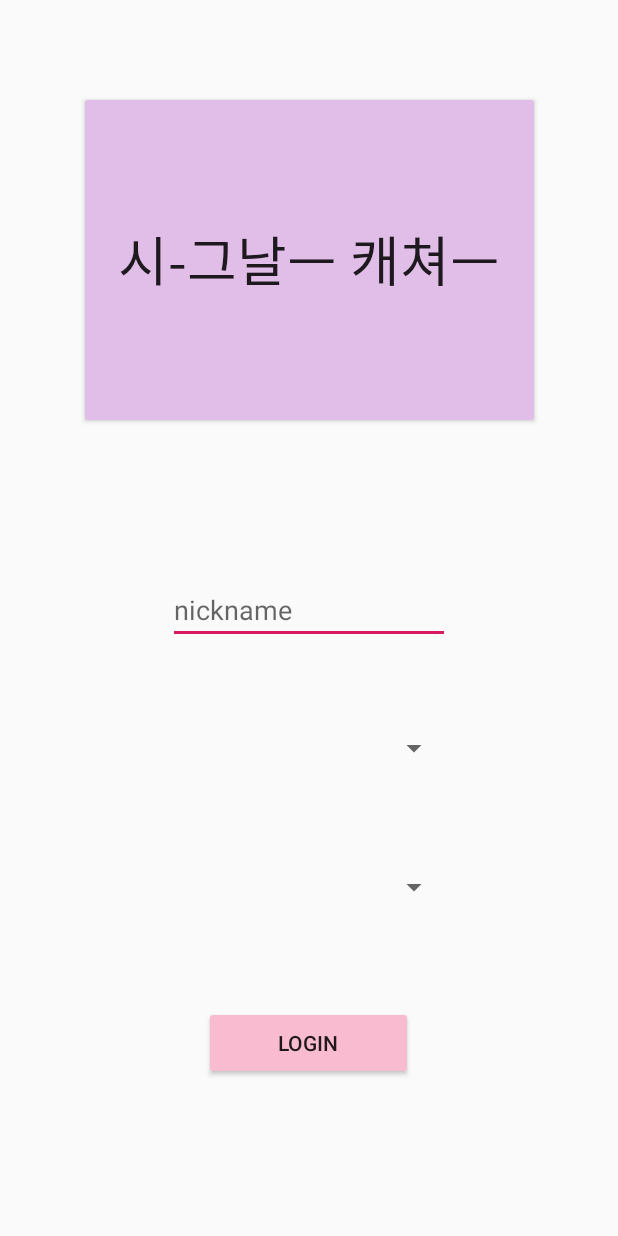
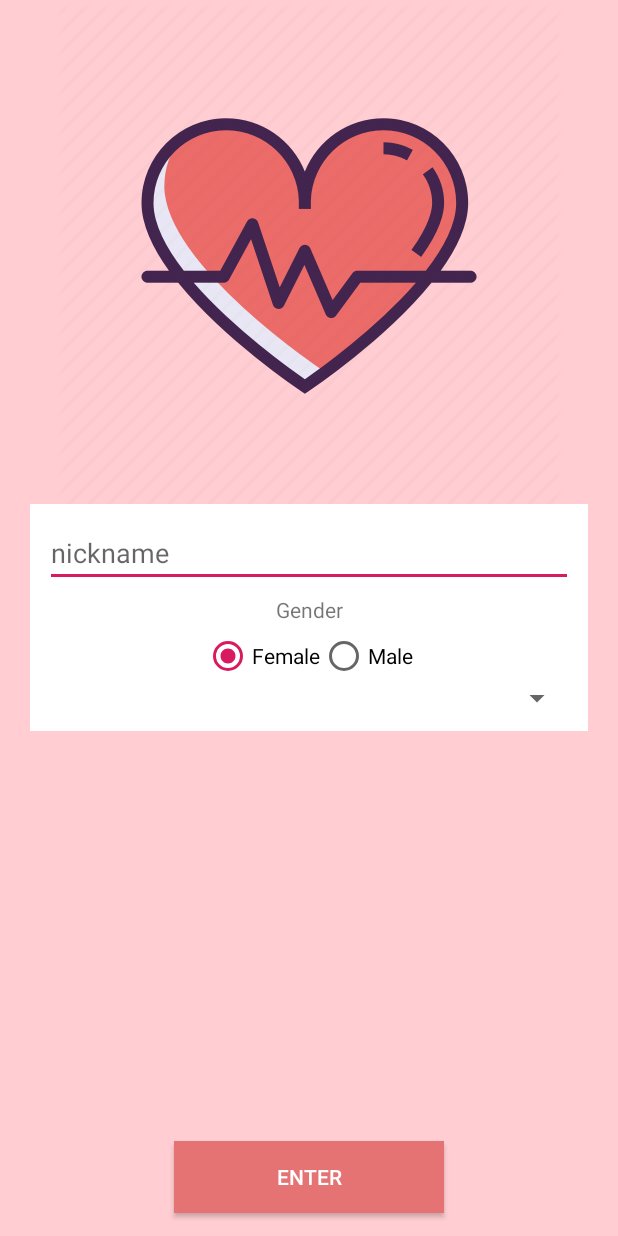
Before and after one commit to pyeongho/SignalCatcher-Android, an Android app: the screen it shows after launch (MainActivity before the commit, UserInfoActivity after it), on a phone screen of 412 x 824 dp. Run offline under Robolectric (Android 15) with nearby library versions, the phone set to English and light mode, and no system bars.

Commit message:
Changed the overall app. -The UserInfo page is the first page -If you click on Enter, you can go to the main page

```diff
--- a/app/src/main/AndroidManifest.xml
+++ b/app/src/main/AndroidManifest.xml
@@ -9,7 +9,8 @@
         android:roundIcon="@mipmap/ic_launcher_round"
         android:supportsRtl="true"
         android:theme="@style/AppTheme">
-        <activity android:name=".MainActivity">
+        <activity android:name=".MainActivity" />
+        <activity android:name=".UserInfoActivity">
             <intent-filter>
                 <action android:name="android.intent.action.MAIN" />
 
--- a/app/src/main/java/com/example/signalcatcher/MainActivity.kt
+++ b/app/src/main/java/com/example/signalcatcher/MainActivity.kt
@@ -2,7 +2,6 @@ package com.example.signalcatcher
 
 import androidx.appcompat.app.AppCompatActivity
 import android.os.Bundle
-
 
 class MainActivity : AppCompatActivity() {
 
--- /dev/null
+++ b/app/src/main/java/com/example/signalcatcher/UserInfoActivity.kt
@@ -0,0 +1,43 @@
+package com.example.signalcatcher
+
+import android.content.Intent
+import androidx.appcompat.app.AppCompatActivity
+import android.os.Bundle
+import android.view.View
+import android.widget.Button
+import android.widget.RadioButton
+import android.widget.RadioGroup
+import android.widget.Toast
+
+class UserInfoActivity : AppCompatActivity(), View.OnClickListener {
+
+    lateinit var radioGroup: RadioGroup
+    lateinit var buttonEnter: Button
+
+    override fun onCreate(savedInstanceState: Bundle?) {
+        super.onCreate(savedInstanceState)
+        setContentView(R.layout.activity_user_info)
+
+        radioGroup = findViewById(R.id.radioGender)
+        buttonEnter = findViewById(R.id.buttonEnter)
+
+        findViewById<Button>(R.id.buttonEnter).setOnClickListener {
+            val id= radioGroup.checkedRadioButtonId
+
+            val radioButton = findViewById<RadioButton>(id)
+
+            Toast.makeText(this@UserInfoActivity, "You selected "
+                    +radioButton.text, Toast.LENGTH_LONG).show()
+
+
+        }
+        buttonEnter.setOnClickListener(this)
+    }
+
+    override fun onClick(view: View?) {
+        intent = Intent(this, MainActivity::class.java)
+        // start your next activity
+        startActivity(intent)
+
+    }
+}
--- a/app/src/main/res/layout-v26/activity_main.xml
+++ /dev/null
@@ -1,98 +0,0 @@
-<?xml version="1.0" encoding="utf-8"?>
-<androidx.constraintlayout.widget.ConstraintLayout xmlns:android="http://schemas.android.com/apk/res/android"
-    xmlns:app="http://schemas.android.com/apk/res-auto"
-    xmlns:tools="http://schemas.android.com/tools"
-    android:layout_width="match_parent"
-    android:layout_height="match_parent"
-    tools:context=".MainActivity">
-
-
-    <Button
-        android:id="@+id/button"
-        android:layout_width="139dp"
-        android:layout_height="49dp"
-        android:layout_marginStart="136dp"
-        android:layout_marginEnd="136dp"
-        android:layout_marginBottom="104dp"
-        android:backgroundTint="#F8BBD0"
-        android:text="Login"
-        android:visibility="visible"
-        app:layout_constraintBottom_toBottomOf="parent"
-        app:layout_constraintEnd_toEndOf="parent"
-        app:layout_constraintHorizontal_bias="0.0"
-        app:layout_constraintStart_toStartOf="parent"
-        tools:visibility="visible" />
-
-    <Spinner
-        android:id="@+id/spinner"
-        android:layout_width="0dp"
-        android:layout_height="43dp"
-        android:layout_marginTop="24dp"
-        android:layout_marginBottom="25dp"
-        android:maxWidth="188dp"
-        android:minWidth="188dp"
-        app:layout_constrainedWidth="true"
-        app:layout_constraintBottom_toTopOf="@+id/spinner4"
-        app:layout_constraintEnd_toEndOf="@+id/editText5"
-        app:layout_constraintHorizontal_bias="0.0"
-        app:layout_constraintStart_toStartOf="@+id/editText5"
-        app:layout_constraintTop_toBottomOf="@+id/editText5"
-        app:layout_constraintWidth_default="wrap" />
-
-    <Spinner
-        android:id="@+id/spinner4"
-        android:layout_width="188dp"
-        android:layout_height="43dp"
-        android:layout_marginTop="24dp"
-        android:layout_marginBottom="58dp"
-        android:maxWidth="188dp"
-        android:minWidth="188dp"
-        app:layout_constrainedWidth="true"
-        app:layout_constraintBottom_toTopOf="@+id/button"
-        app:layout_constraintEnd_toEndOf="@+id/spinner"
-        app:layout_constraintHorizontal_bias="0.0"
-        app:layout_constraintStart_toStartOf="@+id/spinner"
-        app:layout_constraintTop_toBottomOf="@+id/spinner"
-        app:layout_constraintWidth_default="wrap" />
-
-    <EditText
-        android:id="@+id/editText5"
-        style="@android:style/Widget.EditText"
-        android:layout_width="188dp"
-        android:layout_height="43dp"
-        android:layout_marginStart="111dp"
-        android:layout_marginTop="56dp"
-        android:layout_marginEnd="112dp"
-        android:layout_marginBottom="24dp"
-        android:autofillHints=""
-        android:ems="10"
-        android:hint="nickname"
-        android:inputType="textPersonName"
-        android:selectAllOnFocus="false"
-        android:visibility="visible"
-        app:layout_constraintBottom_toTopOf="@+id/spinner"
-        app:layout_constraintEnd_toEndOf="parent"
-        app:layout_constraintStart_toStartOf="parent"
-        app:layout_constraintTop_toBottomOf="@+id/button2"
-        tools:visibility="visible" />
-
-    <Button
-        android:id="@+id/button2"
-        android:layout_width="307dp"
-        android:layout_height="225dp"
-        android:layout_marginStart="52dp"
-        android:layout_marginTop="61dp"
-        android:layout_marginEnd="52dp"
-        android:layout_marginBottom="44dp"
-        android:backgroundTint="#E1BEE7"
-        android:clickable="false"
-        android:focusable="true"
-        android:text="시-그날ㅡ 캐쳐ㅡ"
-        android:textSize="36sp"
-        app:layout_constraintBottom_toTopOf="@+id/editText5"
-        app:layout_constraintEnd_toEndOf="parent"
-        app:layout_constraintStart_toStartOf="parent"
-        app:layout_constraintTop_toTopOf="parent" />
-
-
-</androidx.constraintlayout.widget.ConstraintLayout>
--- a/app/src/main/res/layout/activity_main.xml
+++ b/app/src/main/res/layout/activity_main.xml
@@ -6,82 +6,13 @@
     android:layout_height="match_parent"
     tools:context=".MainActivity">
 
-
-    <Button
-        android:id="@+id/button"
-        android:layout_width="139dp"
-        android:layout_height="49dp"
-        android:layout_marginStart="136dp"
-        android:layout_marginEnd="136dp"
-        android:layout_marginBottom="136dp"
-        android:backgroundTint="#F8BBD0"
-        android:text="Login"
-        android:visibility="visible"
+    <TextView
+        android:layout_width="wrap_content"
+        android:layout_height="wrap_content"
+        android:text="Hello World!"
         app:layout_constraintBottom_toBottomOf="parent"
-        app:layout_constraintEnd_toEndOf="parent"
-        app:layout_constraintStart_toStartOf="parent"
-        tools:visibility="visible" />
-
-    <Spinner
-        android:id="@+id/spinner"
-        android:layout_width="0dp"
-        android:layout_height="43dp"
-        android:layout_marginTop="16dp"
-        android:maxWidth="188dp"
-        android:minWidth="188dp"
-        app:layout_constrainedWidth="true"
-        app:layout_constraintEnd_toEndOf="@+id/editText5"
-        app:layout_constraintStart_toStartOf="@+id/editText5"
-        app:layout_constraintTop_toBottomOf="@+id/editText5"
-        app:layout_constraintWidth_default="wrap" />
-
-    <Spinner
-        android:id="@+id/spinner4"
-        android:layout_width="188dp"
-        android:layout_height="43dp"
-        android:layout_marginTop="16dp"
-        android:layout_marginEnd="1dp"
-        android:maxWidth="188dp"
-        android:minWidth="188dp"
-        app:layout_constrainedWidth="true"
-        app:layout_constraintEnd_toEndOf="@+id/spinner"
-        app:layout_constraintTop_toBottomOf="@+id/spinner"
-        app:layout_constraintWidth_default="wrap" />
-
-    <EditText
-        android:id="@+id/editText5"
-        style="@android:style/Widget.EditText"
-        android:layout_width="188dp"
-        android:layout_height="43dp"
-        android:layout_marginStart="124dp"
-        android:layout_marginTop="43dp"
-        android:layout_marginEnd="99dp"
-        android:ems="10"
-        android:hint="nickname"
-        android:inputType="textPersonName"
-        android:selectAllOnFocus="false"
-        android:visibility="visible"
-        app:layout_constraintEnd_toEndOf="parent"
-        app:layout_constraintStart_toStartOf="parent"
-        app:layout_constraintTop_toBottomOf="@+id/button2"
-        tools:visibility="visible"
-        android:autofillHints="" />
-
-    <Button
-        android:id="@+id/button2"
-        android:layout_width="307dp"
-        android:layout_height="225dp"
-        android:layout_marginStart="52dp"
-        android:layout_marginTop="61dp"
-        android:layout_marginEnd="52dp"
-        android:backgroundTint="#E1BEE7"
-        android:clickable="true"
-        android:text="시-그날ㅡ 캐쳐ㅡ"
-        android:textSize="36sp"
-        app:layout_constraintEnd_toEndOf="parent"
-        app:layout_constraintStart_toStartOf="parent"
-        app:layout_constraintTop_toTopOf="parent"
-        android:focusable="true" />
-
+        app:layout_constraintLeft_toLeftOf="parent"
+        app:layout_constraintRight_toRightOf="parent"
+        app:layout_constraintTop_toTopOf="parent" />
 
 </androidx.constraintlayout.widget.ConstraintLayout>
--- /dev/null
+++ b/app/src/main/res/layout/activity_user_info.xml
@@ -0,0 +1,82 @@
+<?xml version="1.0" encoding="utf-8"?>
+<RelativeLayout xmlns:android="http://schemas.android.com/apk/res/android"
+    xmlns:app="http://schemas.android.com/apk/res-auto"
+    xmlns:tools="http://schemas.android.com/tools"
+    android:layout_width="match_parent"
+    android:layout_height="match_parent"
+    android:background="@color/colorPrimaryBackground"
+    tools:context=".UserInfoActivity">
+
+    <ImageView
+        android:layout_width="match_parent"
+        android:layout_height="wrap_content"
+        android:src="@drawable/logo" />
+
+    <LinearLayout
+        android:id="@+id/linearLayout"
+        android:layout_width="match_parent"
+        android:layout_height="wrap_content"
+        android:layout_centerVertical="true"
+        android:layout_marginLeft="20dp"
+        android:layout_marginRight="20dp"
+        android:background="@color/colorFormBackground"
+        android:orientation="vertical"
+        android:padding="10dp">
+
+        <EditText
+            android:id="@+id/editNickName"
+            android:layout_width="match_parent"
+            android:layout_height="wrap_content"
+            android:drawablePadding="5dp"
+            android:hint="nickname" />
+
+        <TextView
+            android:id="@+id/textGender"
+            android:layout_width="match_parent"
+            android:layout_height="wrap_content"
+            android:text="Gender"
+            android:textAlignment="center"
+            android:padding="5dp" />
+
+        <RadioGroup
+            android:id="@+id/radioGender"
+            android:layout_width="match_parent"
+            android:layout_height="match_parent"
+            android:gravity="center"
+            android:orientation="horizontal"
+            >
+
+            <RadioButton
+                android:id="@+id/radioFemale"
+                android:layout_width="wrap_content"
+                android:layout_height="wrap_content"
+                android:checked="true"
+                android:text="Female" />
+
+            <RadioButton
+                android:id="@+id/radioMale"
+                android:layout_width="wrap_content"
+                android:layout_height="wrap_content"
+                android:text="Male" />
+        </RadioGroup>
+
+        <Spinner
+            android:layout_width="match_parent"
+            android:layout_height="wrap_content"
+            android:autofillHints="Age"
+            ></Spinner>
+
+    </LinearLayout>
+
+    <Button
+        android:id="@+id/buttonEnter"
+        android:layout_width="180dp"
+        android:layout_height="wrap_content"
+        android:layout_alignParentBottom="true"
+        android:layout_centerHorizontal="true"
+        android:layout_marginBottom="15dp"
+        android:background="@color/colorPrimaryDark"
+        android:text="Enter"
+        android:textColor="@color/colorFormBackground" />
+
+</RelativeLayout>
--- a/app/src/main/res/values/colors.xml
+++ b/app/src/main/res/values/colors.xml
@@ -1,6 +1,8 @@
 <?xml version="1.0" encoding="utf-8"?>
 <resources>
     <color name="colorPrimary">#008577</color>
-    <color name="colorPrimaryDark">#00574B</color>
+    <color name="colorPrimaryDark">#E57373</color>
     <color name="colorAccent">#D81B60</color>
+    <color name="colorPrimaryBackground">#FFCDD2</color>
+    <color name="colorFormBackground">#FFFFFF</color>
 </resources>
```
Also changed, not shown: app/src/main/res/drawable-hdpi/logo.png (added).
